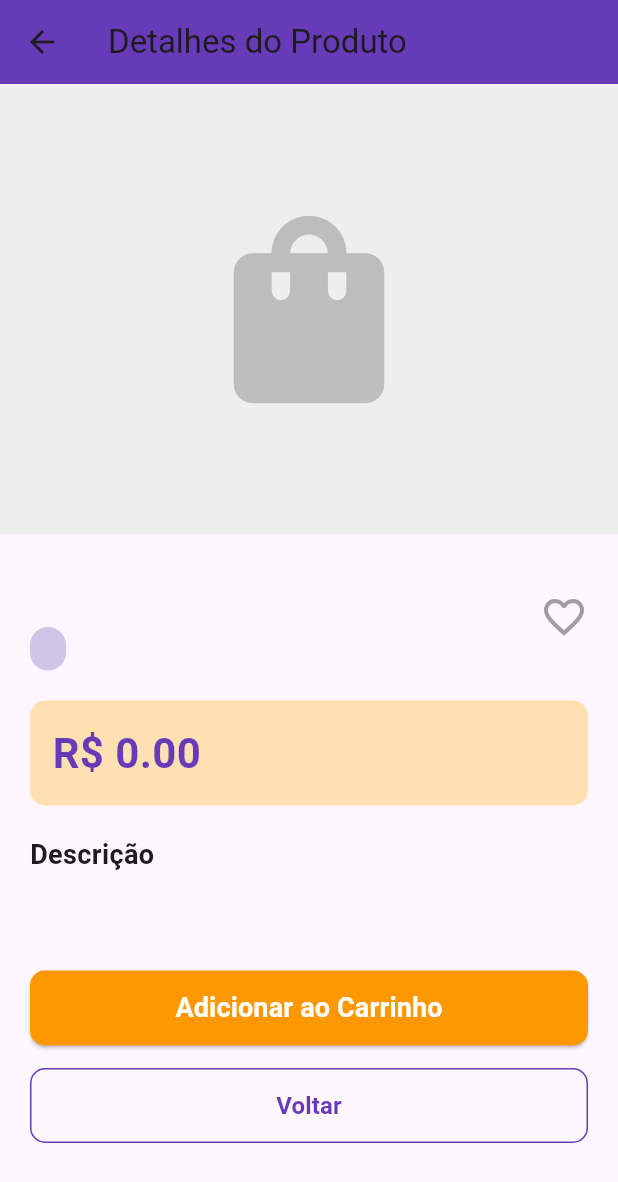
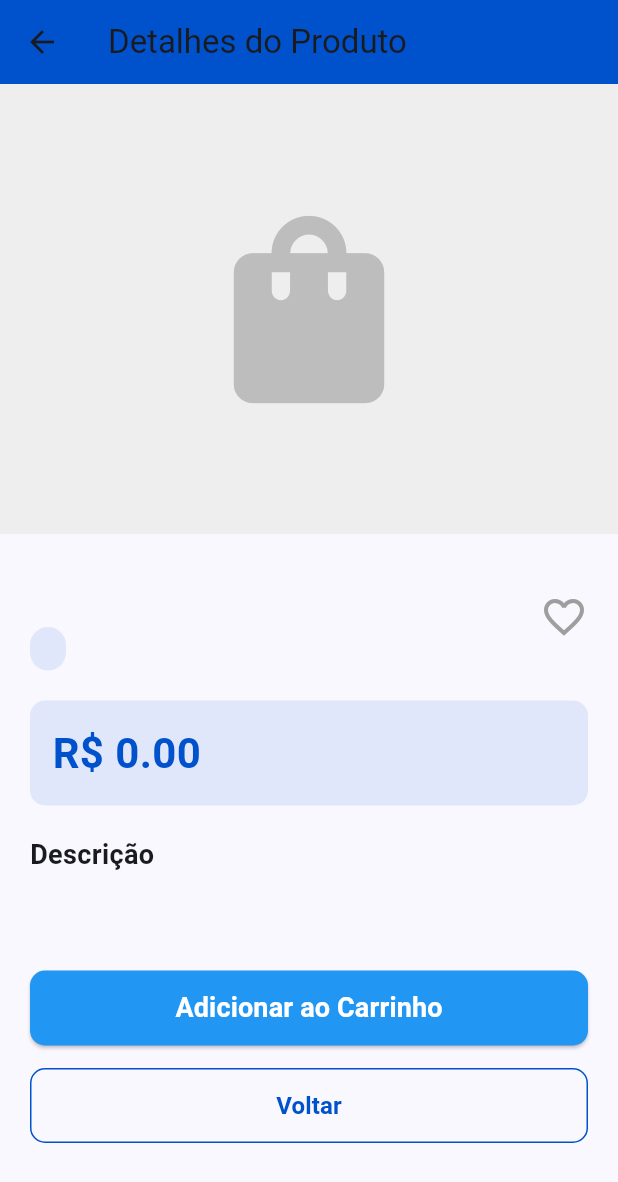
Before and after one commit to mur1lo/flutter_store, a Flutter app: the DetalheProdutoTela screen opened directly with empty values, on a phone screen of 412 x 824 dp. Shown: the top 1182 px of the screen. Run offline on Flutter 3.47's test engine with Material 3 defaults, Android fonts, the phone set to English and light mode, and no system bars.

Commit message:
Style: Alterar tema para azul e branco SENAI SC

```diff
--- a/lib/componentes/botao_principal.dart
+++ b/lib/componentes/botao_principal.dart
@@ -10,7 +10,7 @@ class BotaoPrincipal extends StatelessWidget {
     super.key,
     required this.texto,
     required this.aoClicar,
-    this.fundo = Colors.orange,
+    this.fundo = Colors.blue,
     this.textoCor = Colors.white,
   });
 
--- a/lib/componentes/cartao_produto.dart
+++ b/lib/componentes/cartao_produto.dart
@@ -75,7 +75,7 @@ class CartaoProduto extends StatelessWidget {
                       style: const TextStyle(
                         fontSize: 16,
                         fontWeight: FontWeight.bold,
-                        color: Colors.deepPurple,
+                        color: Color(0xFF0052CC),
                       ),
                     ),
                   ],
--- a/lib/main.dart
+++ b/lib/main.dart
@@ -13,7 +13,7 @@ class MyApp extends StatelessWidget {
     return MaterialApp(
       title: 'Flutter Store',
       theme: ThemeData(
-        colorScheme: ColorScheme.fromSeed(seedColor: Colors.deepPurple),
+        colorScheme: ColorScheme.fromSeed(seedColor: const Color(0xFF0052CC)),
         useMaterial3: true,
       ),
       home: const SplashTela(),
--- a/lib/telas/cadastro_tela.dart
+++ b/lib/telas/cadastro_tela.dart
@@ -67,7 +67,7 @@ class _CadastroTelaState extends State<CadastroTela> {
       body: Container(
         decoration: BoxDecoration(
           gradient: LinearGradient(
-            colors: [Colors.deepPurple.shade700, Colors.deepPurple.shade500],
+            colors: [Color(0xFF0052CC), Color(0xFF0080FF)],
             begin: Alignment.topLeft,
             end: Alignment.bottomRight,
           ),
@@ -141,7 +141,7 @@ class _CadastroTelaState extends State<CadastroTela> {
                       child: const Text(
                         'Voltar ao Login',
                         style: TextStyle(
-                          color: Colors.orange,
+                          color: Color(0xFF0080FF),
                           fontWeight: FontWeight.bold,
                           decoration: TextDecoration.underline,
                         ),
--- a/lib/telas/detalhe_produto_tela.dart
+++ b/lib/telas/detalhe_produto_tela.dart
@@ -32,7 +32,7 @@ class _DetalheProdutoTelaState extends State<DetalheProdutoTela> {
     return Scaffold(
       appBar: AppBar(
         title: const Text('Detalhes do Produto'),
-        backgroundColor: Colors.deepPurple,
+        backgroundColor: const Color(0xFF0052CC),
         elevation: 0,
       ),
       body: SingleChildScrollView(
@@ -78,13 +78,13 @@ class _DetalheProdutoTelaState extends State<DetalheProdutoTela> {
                                 vertical: 6,
                               ),
                               decoration: BoxDecoration(
-                                color: Colors.deepPurple.shade100,
+                                color: Color(0xFF0052CC).withValues(alpha: 0.1),
                                 borderRadius: BorderRadius.circular(20),
                               ),
                               child: Text(
                                 widget.produto.categoria,
                                 style: TextStyle(
-                                  color: Colors.deepPurple,
+                                  color: Color(0xFF0052CC),
                                   fontWeight: FontWeight.bold,
                                   fontSize: 12,
                                 ),
@@ -112,7 +112,7 @@ class _DetalheProdutoTelaState extends State<DetalheProdutoTela> {
                   Container(
                     padding: const EdgeInsets.all(15),
                     decoration: BoxDecoration(
-                      color: Colors.orange.shade100,
+                      color: Color(0xFF0052CC).withValues(alpha: 0.1),
                       borderRadius: BorderRadius.circular(10),
                     ),
                     child: Row(
@@ -122,7 +122,7 @@ class _DetalheProdutoTelaState extends State<DetalheProdutoTela> {
                           style: const TextStyle(
                             fontSize: 28,
                             fontWeight: FontWeight.bold,
-                            color: Colors.deepPurple,
+                            color: Color(0xFF0052CC),
                           ),
                         ),
                       ],
@@ -167,7 +167,7 @@ class _DetalheProdutoTelaState extends State<DetalheProdutoTela> {
                         Navigator.of(context).pop();
                       },
                       style: OutlinedButton.styleFrom(
-                        side: const BorderSide(color: Colors.deepPurple),
+                        side: const BorderSide(color: Color(0xFF0052CC)),
                         shape: RoundedRectangleBorder(
                           borderRadius: BorderRadius.circular(10),
                         ),
@@ -177,7 +177,7 @@ class _DetalheProdutoTelaState extends State<DetalheProdutoTela> {
                         style: TextStyle(
                           fontSize: 16,
                           fontWeight: FontWeight.bold,
-                          color: Colors.deepPurple,
+                          color: Color(0xFF0052CC),
                         ),
                       ),
                     ),
--- a/lib/telas/login_tela.dart
+++ b/lib/telas/login_tela.dart
@@ -48,7 +48,7 @@ class _LoginTelaState extends State<LoginTela> {
       body: Container(
         decoration: BoxDecoration(
           gradient: LinearGradient(
-            colors: [Colors.deepPurple.shade700, Colors.deepPurple.shade500],
+            colors: [Color(0xFF0052CC), Color(0xFF0080FF)],
             begin: Alignment.topLeft,
             end: Alignment.bottomRight,
           ),
@@ -116,7 +116,7 @@ class _LoginTelaState extends State<LoginTela> {
                           child: const Text(
                             'Criar Conta',
                             style: TextStyle(
-                              color: Colors.orange,
+                              color: Color(0xFF0080FF),
                               fontWeight: FontWeight.bold,
                               decoration: TextDecoration.underline,
                             ),
--- a/lib/telas/splash_tela.dart
+++ b/lib/telas/splash_tela.dart
@@ -54,7 +54,7 @@ class _SplashTelaState extends State<SplashTela>
       body: Container(
         decoration: BoxDecoration(
           gradient: LinearGradient(
-            colors: [Colors.deepPurple.shade700, Colors.deepPurple.shade500],
+            colors: [Color(0xFF0052CC), Color(0xFF0080FF)],
             begin: Alignment.topLeft,
             end: Alignment.bottomRight,
           ),
@@ -91,7 +91,7 @@ class _SplashTelaState extends State<SplashTela>
               FadeTransition(
                 opacity: _desvaneceAnimacao,
                 child: const CircularProgressIndicator(
-                  valueColor: AlwaysStoppedAnimation<Color>(Colors.orange),
+                  valueColor: AlwaysStoppedAnimation<Color>(Color(0xFF0080FF)),
                 ),
               ),
             ],
```
Also changed, not shown: lib/telas/home_tela.dart (+9 -9 lines), lib/telas/sobre_tela.dart (+4 -4 lines).
